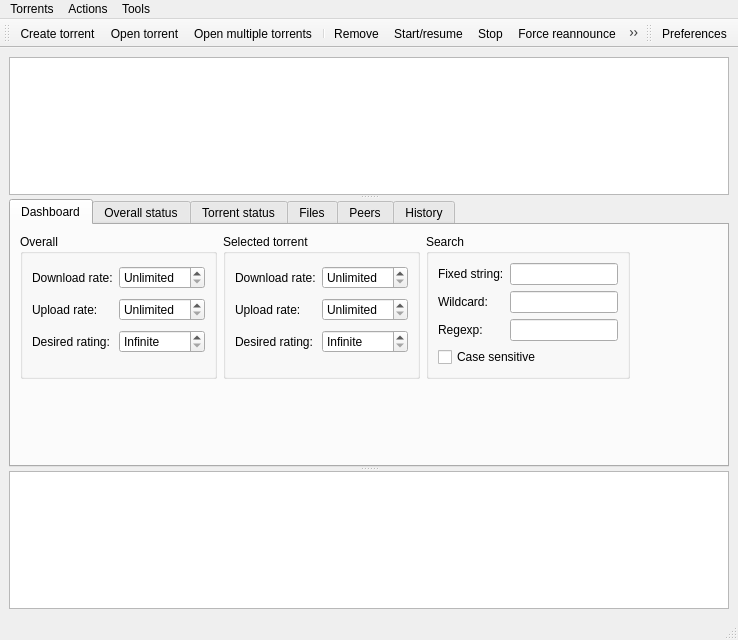
0xd34df00d/leechcraft, file src/plugins/torrent/mainwindow.ui: the form before one commit.
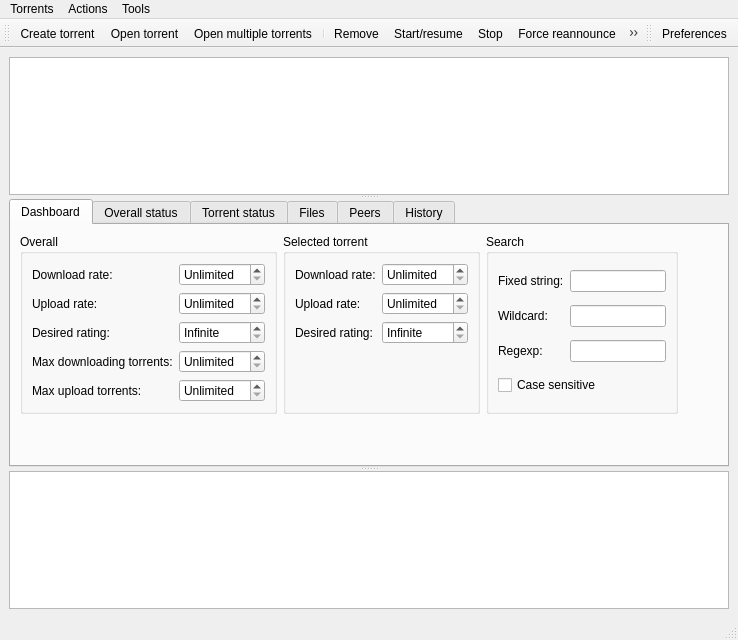
The form after the commit. Icons and pictures are not drawn. Custom widgets are drawn as their Qt base class.

Commit message: + BitTorrent: Supports UPnP, LSD and NAT-PMP now. + BitTorrent: Limit number of concurrent seeding and leeching   torrents. * BitTorrent: Redesigned settings dialog a bit.

The edit to the form file:
```diff
--- a/src/plugins/torrent/mainwindow.ui
+++ b/src/plugins/torrent/mainwindow.ui
@@ -139,21 +139,39 @@
               </property>
              </widget>
             </item>
+            <item row="4" column="0" >
+             <widget class="QLabel" name="label_42" >
+              <property name="text" >
+               <string>Max upload torrents:</string>
+              </property>
+             </widget>
+            </item>
+            <item row="4" column="1" >
+             <widget class="QSpinBox" name="UploadingTorrents_" >
+              <property name="specialValueText" >
+               <string>Unlimited</string>
+              </property>
+              <property name="maximum" >
+               <number>1000</number>
+              </property>
+             </widget>
+            </item>
             <item row="3" column="0" >
-             <spacer>
-              <property name="orientation" >
-               <enum>Qt::Vertical</enum>
+             <widget class="QLabel" name="label_41" >
+              <property name="text" >
+               <string>Max downloading torrents:</string>
               </property>
-              <property name="sizeType" >
-               <enum>QSizePolicy::Minimum</enum>
+             </widget>
+            </item>
+            <item row="3" column="1" >
+             <widget class="QSpinBox" name="DownloadingTorrents_" >
+              <property name="specialValueText" >
+               <string>Unlimited</string>
               </property>
-              <property name="sizeHint" >
-               <size>
-                <width>20</width>
-                <height>10</height>
-               </size>
+              <property name="maximum" >
+               <number>1000</number>
               </property>
-             </spacer>
+             </widget>
             </item>
            </layout>
           </widget>
@@ -236,18 +254,15 @@
               </property>
              </widget>
             </item>
-            <item row="3" column="0" >
+            <item row="3" column="1" >
              <spacer>
               <property name="orientation" >
                <enum>Qt::Vertical</enum>
               </property>
-              <property name="sizeType" >
-               <enum>QSizePolicy::Minimum</enum>
-              </property>
               <property name="sizeHint" >
                <size>
                 <width>20</width>
-                <height>10</height>
+                <height>40</height>
                </size>
               </property>
              </spacer>
```
The commit also changes 5 other files.
